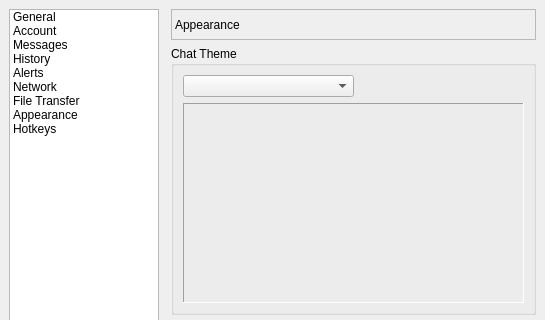
Old version of the form lmc/src/settingsdialog.ui in the repository lanmessenger/lanmessenger; both pictures show x 0 to 545 and y 0 to 320 of the 545 by 517 pixel window.
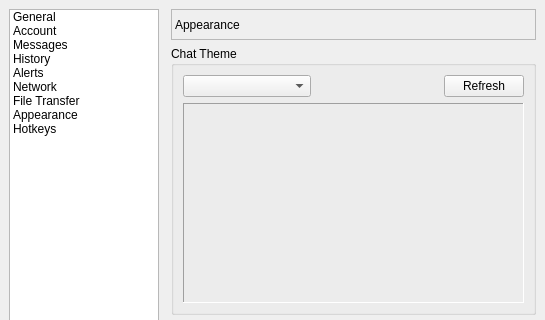
New version of the form. The open tabs and pages were chosen to show the change.

Commit message: Update theme view

The edit to the form file:
```diff
--- a/lmc/src/settingsdialog.ui
+++ b/lmc/src/settingsdialog.ui
@@ -10,7 +10,7 @@
     <x>0</x>
     <y>0</y>
     <width>543</width>
-    <height>485</height>
+    <height>508</height>
    </rect>
   </property>
   <property name="windowTitle">
@@ -1814,6 +1814,13 @@
                 </property>
                </spacer>
               </item>
+              <item>
+               <widget class="QPushButton" name="btnRefresfTheme">
+                <property name="text">
+                 <string>Refresh</string>
+                </property>
+               </widget>
+              </item>
              </layout>
             </item>
             <item>
```
Left out of the diff: 116 changed lines with no effect on the pictures. The commit also changes 2 other files.
